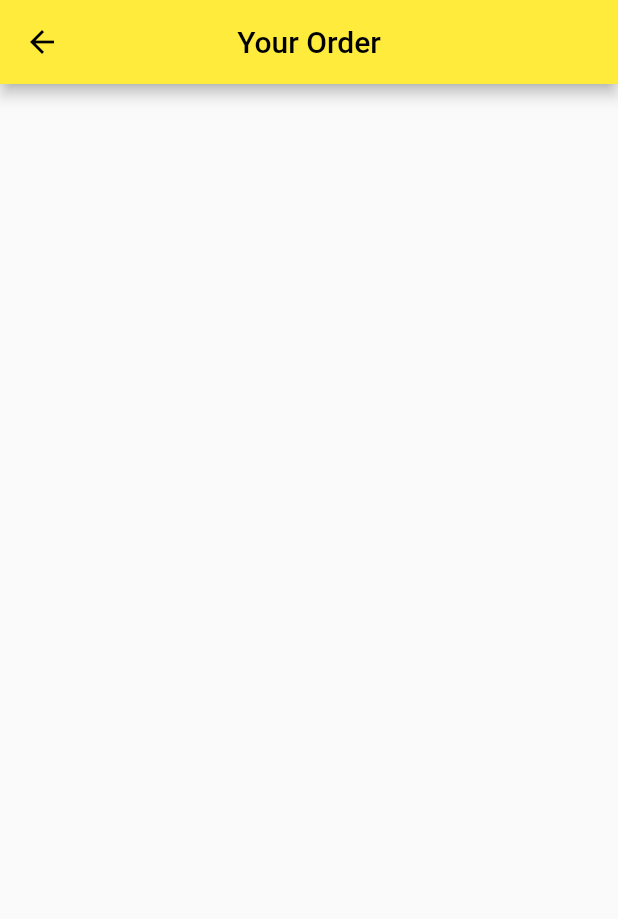
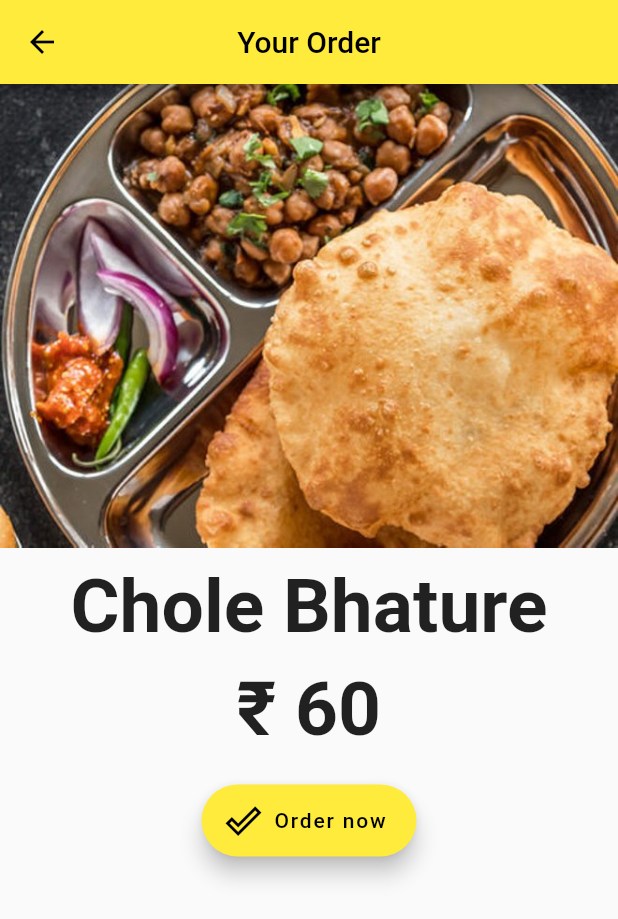
Before and after one commit to shrinath99/office-cafeteria-app, a Flutter app: the FoodList screen opened by its route, after a tap on "Chole Bhature", on a phone screen of 412 x 824 dp. Shown: the top 919 px of the screen. Run offline on Flutter 3.47's test engine with Material 2 defaults, Android fonts, the phone set to English and light mode, and no system bars; our stand-ins replace cloud_firestore, email_validator, firebase_auth, firebase_core, firebase_storage, image_picker and 1 more; accounts and stored records are empty; Roboto replaces fonts that are missing (Hachi Maru Pop).

Commit message:
added orderpage and paymentpage.

```diff
--- a/lib/FoodInfo.dart
+++ b/lib/FoodInfo.dart
@@ -4,31 +4,37 @@ import 'FoodListInfo.dart';
 
 List<FoodListInfo> foodItems = [
   FoodListInfo(
+    id: 1,
     title: 'Chole Bhature',
     price: '₹ 60',
     image: Image.asset('images/chole_bhature.jpg'),
   ),
   FoodListInfo(
+    id: 2,
     title: 'aloo paratha',
     price: '₹ 60',
     image: Image.asset('images/aloo_paratha.jpg'),
   ),
   FoodListInfo(
+    id: 3,
     title: 'paneer paratha',
     price: '₹ 80',
     image: Image.asset('images/paneer_paratha.jpg'),
   ),
   FoodListInfo(
+    id: 4,
     title: 'Chicken Biryani',
     price: '₹ 120',
     image: Image.asset('images/chicken_biryaani.jpg'),
   ),
   FoodListInfo(
+    id: 5,
     title: 'Veg Biryani',
     price: '₹ 100',
     image: Image.asset('images/Veg-Biryani.jpg'),
   ),
   FoodListInfo(
+    id: 6,
     title: 'Veg Thali',
     price: '₹ 60',
     image: Image.asset('images/veg-thali.jpg'),
--- a/lib/FoodListInfo.dart
+++ b/lib/FoodListInfo.dart
@@ -4,6 +4,7 @@ class FoodListInfo {
   String title;
   String price;
   Image image;
+  int id;
 
-  FoodListInfo({this.title, this.price, this.image});
+  FoodListInfo({this.title, this.price, this.image, this.id});
 }
--- a/lib/Fooditems.dart
+++ b/lib/Fooditems.dart
@@ -1,9 +1,15 @@
+import 'package:apnatiffin/OrderPage.dart';
 import 'package:flutter/cupertino.dart';
 import 'package:flutter/material.dart';
-import 'FoodListInfo.dart';
+//import 'FoodListInfo.dart';
 import 'FoodInfo.dart';
+//import 'OrderPage.dart';
 
 class FoodList extends StatelessWidget {
+  String title;
+  String price;
+  Image image;
+  int id;
   @override
   Widget build(BuildContext context) {
     return Scaffold(
@@ -32,7 +38,17 @@ class FoodList extends StatelessWidget {
               children: foodItems.map((items) {
                 return GestureDetector(
                   onTap: () {
-                    Navigator.pushNamed(context, '/orderpage');
+                    Navigator.push(
+                      context,
+                      MaterialPageRoute(builder: (context) {
+                        return OrderPage(
+                          title: items.title,
+                          price: items.price,
+                          image: items.image,
+                          id: items.id,
+                        );
+                      }),
+                    );
                   },
                   child: Card(
                     shadowColor: Colors.black,
@@ -62,15 +78,19 @@ class FoodList extends StatelessWidget {
                         crossAxisAlignment: CrossAxisAlignment.start,
                         mainAxisAlignment: MainAxisAlignment.spaceAround,
                         children: [
-                          Container(
-                            child: items.image,
-                            decoration: BoxDecoration(
-                              borderRadius: BorderRadius.all(
-                                Radius.circular(60),
+                          Hero(
+                            //tag: 'menuphoto',
+                            tag: "avatar_" + items.id.toString(),
+                            child: Container(
+                              child: items.image,
+                              decoration: BoxDecoration(
+                                borderRadius: BorderRadius.all(
+                                  Radius.circular(60),
+                                ),
                               ),
+                              margin: EdgeInsets.only(
+                                  top: 10, left: 10, bottom: 10),
                             ),
-                            margin:
-                                EdgeInsets.only(top: 10, left: 10, bottom: 10),
                           ),
                           Padding(
                             padding: EdgeInsets.only(top: 10, left: 10),
--- a/lib/OrderPage.dart
+++ b/lib/OrderPage.dart
@@ -1,6 +1,13 @@
 import 'package:flutter/material.dart';
 
 class OrderPage extends StatelessWidget {
+  String title;
+  String price;
+  Image image;
+  int id;
+
+  OrderPage({this.title, this.price, this.image, this.id});
+
   @override
   Widget build(BuildContext context) {
     return Scaffold(
@@ -16,6 +23,53 @@ class OrderPage extends StatelessWidget {
           ),
         ),
       ),
+      body: SafeArea(
+        child: SingleChildScrollView(
+          child: Column(
+            //mainAxisAlignment: MainAxisAlignment.center,
+            children: [
+              Hero(
+                //tag: 'menuphoto',
+                tag: "avatar_" + id.toString(),
+                child: Container(
+                  child: image,
+                ),
+              ),
+              SizedBox(
+                height: 10,
+              ),
+              Text(
+                title,
+                style: TextStyle(
+                  fontSize: 50,
+                  fontWeight: FontWeight.bold,
+                ),
+              ),
+              SizedBox(
+                height: 10,
+              ),
+              Text(
+                price,
+                style: TextStyle(
+                  fontSize: 50,
+                  fontWeight: FontWeight.bold,
+                ),
+              ),
+              SizedBox(
+                height: 20,
+              ),
+              FloatingActionButton.extended(
+                onPressed: () {},
+                label: Text('Order now'),
+                splashColor: Colors.black,
+                backgroundColor: Colors.yellow,
+                foregroundColor: Colors.black,
+                icon: Icon(Icons.done_outline),
+              ),
+            ],
+          ),
+        ),
+      ),
     );
   }
 }
--- a/lib/PreviewScreen.dart
+++ b/lib/PreviewScreen.dart
@@ -1,7 +1,7 @@
 import 'dart:io';
 //import 'package:firebase_auth/firebase_auth.dart';
 
-import 'Dialogbox.dart';
+//import 'Dialogbox.dart';
 import 'package:apnatiffin/Constants.dart';
 import 'package:flutter/cupertino.dart';
 import 'package:flutter/material.dart';
--- a/lib/main.dart
+++ b/lib/main.dart
@@ -7,6 +7,7 @@ import 'package:apnatiffin/WelcomePage.dart';
 //import 'package:apnatiffin/PreviewScreen.dart';
 import 'package:flutter/material.dart';
 import 'package:firebase_core/firebase_core.dart';
+import 'Payment.dart';
 
 void main() async {
   WidgetsFlutterBinding.ensureInitialized();
@@ -25,12 +26,13 @@ class MyApp extends StatelessWidget {
       ),
       initialRoute: '/',
       routes: {
-        '/': (context) => OrderPage(),
+        '/': (context) => WelcomeScreen(),
         '/login': (context) => LoginPage(),
         '/registration': (context) => RegistrationPage(),
         '/form': (context) => FormHome(),
         '/fooditems': (context) => FoodList(),
         '/orderpage': (context) => OrderPage(),
+        '/payment': (context) => PaymentScreen(),
 
         //'/previewscreen': (context) => Preview(),
       },
```
Also changed, not shown: lib/Payment.dart (added, +21 -0 lines), images/chicken_biryaani.jpg.
